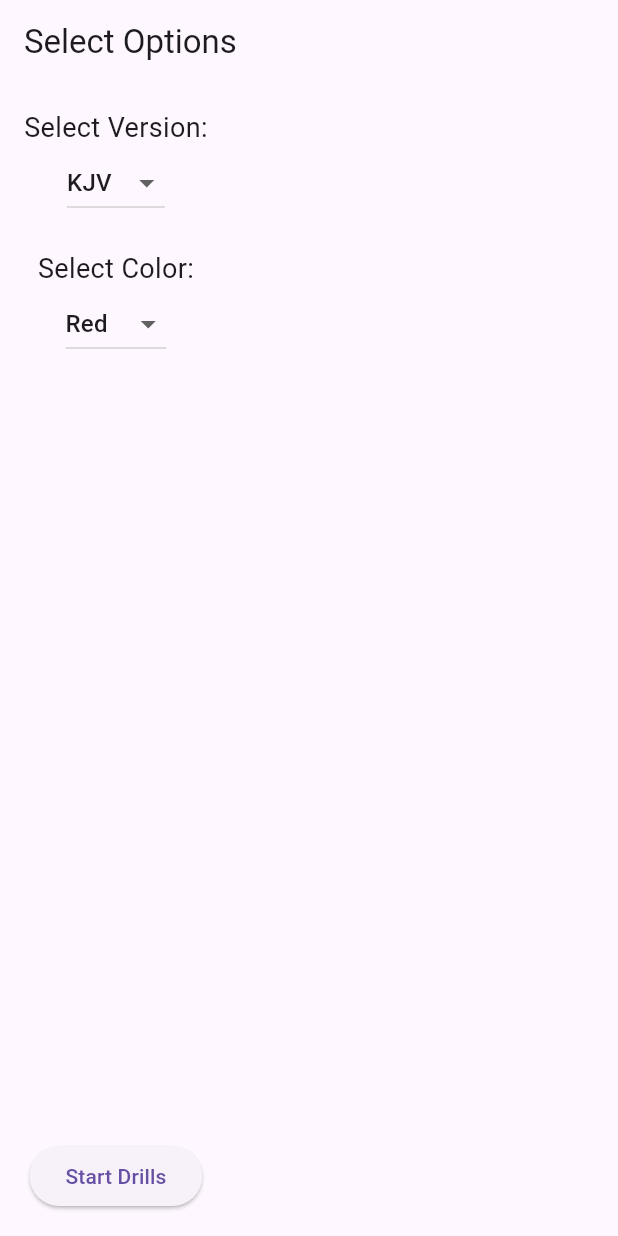
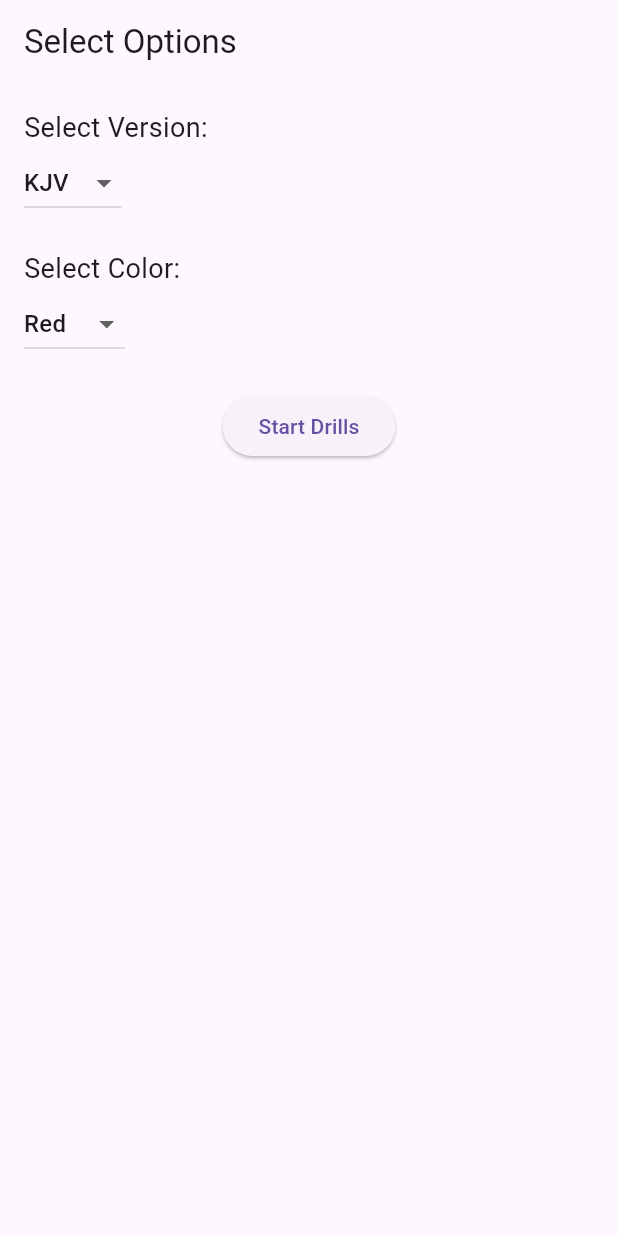
Before and after one commit to Twaddler01/bible_driller_app, a Flutter app: the screen it shows after launch, on a phone screen of 412 x 824 dp. Run offline on Flutter 3.47's test engine with Material 3 defaults, Android fonts, the phone set to English and light mode, and no system bars.

Commit message:
Debug auto-update

```diff
--- a/bible_driller_app/lib/screens/select_screen.dart
+++ b/bible_driller_app/lib/screens/select_screen.dart
@@ -18,6 +18,7 @@ class SelectScreen extends StatelessWidget {
       body: Padding(
         padding: const EdgeInsets.all(16.0),
         child: Column(
+          crossAxisAlignment: CrossAxisAlignment.start,
           children: [
             Text('Select Version:', style: TextStyle(fontSize: 18)),
             DropdownButton<String>(
@@ -38,16 +39,20 @@ class SelectScreen extends StatelessWidget {
                 child: Text(c),
               )).toList(),
             ),
-            Spacer(),
-            ElevatedButton(
-              onPressed: () {
-                Navigator.push(
-                  context,
-                  MaterialPageRoute(builder: (_) => DrillScreen()),
-                );
-              },
-              child: Text('Start Drills'),
-            )
+            SizedBox(height: 20), // space before button
+            Center(
+              child: ElevatedButton(
+                onPressed: (selection.version.isNotEmpty && selection.color.isNotEmpty)
+                    ? () {
+                        Navigator.push(
+                          context,
+                          MaterialPageRoute(builder: (_) => DrillScreen()),
+                        );
+                      }
+                    : null, // disables the button
+                child: Text('Start Drills'),
+              ),
+            ),
           ],
         ),
       ),
```
